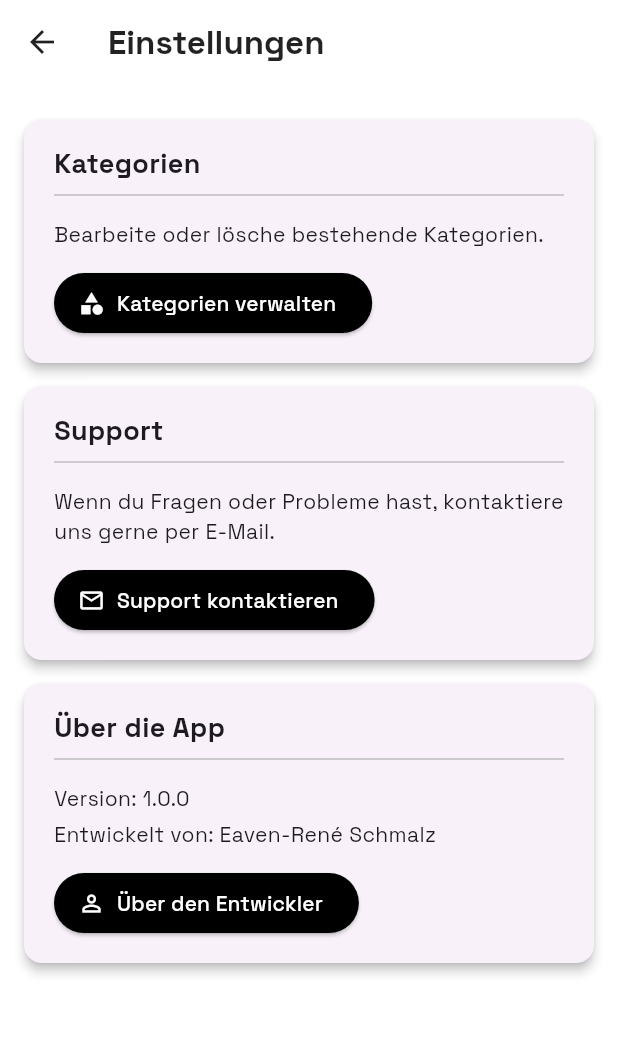
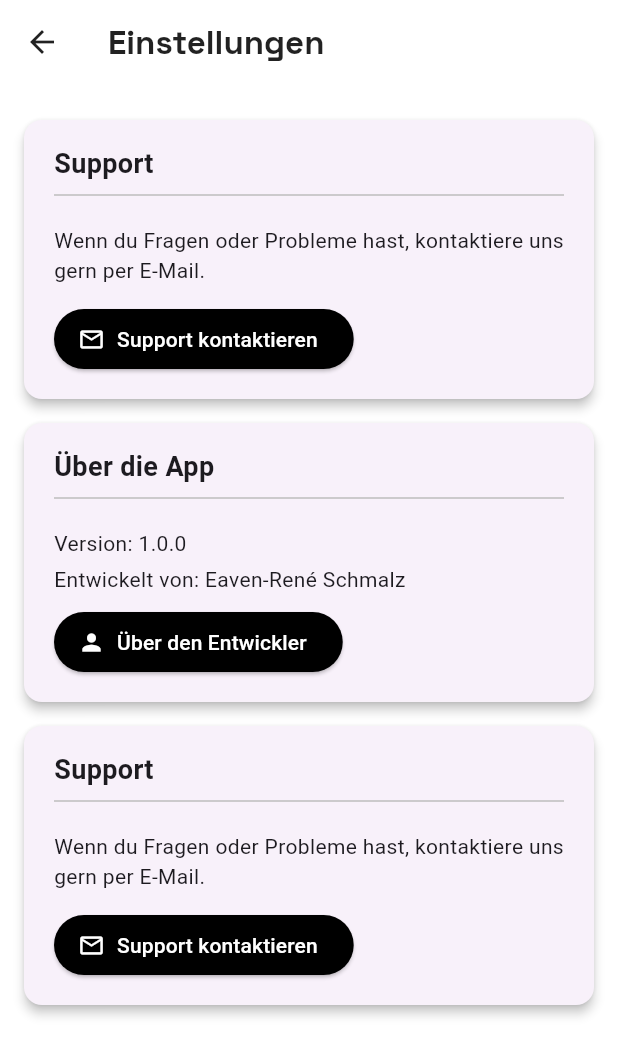
Before and after one commit to EavenCS/bookmarks_link_directory, a Flutter app: the Settings screen opened directly, on a phone screen of 412 x 824 dp. Shown: the top 1056 px of the screen. Run offline on Flutter 3.47's test engine with Material 3 defaults, Android fonts, the phone set to English and light mode, and no system bars; our stand-ins replace flutter_slidable, hive, hive_flutter; accounts and stored records are empty.

Commit message:
refactor: simplify settings page layout and update app bar design

```diff
--- a/lib/pages/settings.dart
+++ b/lib/pages/settings.dart
@@ -1,7 +1,5 @@
 import 'package:flutter/material.dart';
 import 'package:link_directory/pages/about_dev.dart';
-import 'package:link_directory/pages/manage_categories.dart';
-import 'package:link_directory/widgets/appbar.dart';
 import 'package:url_launcher/url_launcher.dart';
 
 class Settings extends StatefulWidget {
@@ -15,114 +13,86 @@ class _SettingsState extends State<Settings> {
   @override
   Widget build(BuildContext context) {
     return Scaffold(
-      appBar: const CustomAppBar(
-        title: "Einstellungen",
+      appBar: AppBar(
+        title: const Text(
+          "Einstellungen",
+          style: TextStyle(
+            fontFamily: "SpaceGrotesk",
+            fontWeight: FontWeight.bold,
+          ),
+        ),
+        foregroundColor: Colors.black87,
+        backgroundColor: Colors.white,
+        elevation: 0,
       ),
       backgroundColor: Colors.white,
       body: ListView(
         padding: const EdgeInsets.symmetric(vertical: 16),
         children: [
-          // 🔹 Kategorien-Verwaltung
           cardWidget([
             const Text(
-              "Kategorien",
-              style: TextStyle(
-                fontFamily: "SpaceGrotesk",
-                fontSize: 18,
-                fontWeight: FontWeight.bold,
-              ),
+              "Support",
+              style: TextStyle(fontSize: 18, fontWeight: FontWeight.bold),
             ),
             Divider(color: Colors.grey[400]),
-            const SizedBox(height: 8),
+
+            const SizedBox(height: 12),
             const Text(
-              "Bearbeite oder lösche bestehende Kategorien.",
-              style: TextStyle(fontFamily: "SpaceGrotesk"),
+              "Wenn du Fragen oder Probleme hast, kontaktiere uns gern per E-Mail.",
             ),
             const SizedBox(height: 12),
             ElevatedButton.icon(
-              onPressed: () {
-                Navigator.of(context).push(
-                  MaterialPageRoute(
-                    builder: (_) => const ManageCategoriesPage(),
-                  ),
-                );
-              },
-              icon: const Icon(Icons.category),
-              label: const Text(
-                "Kategorien verwalten",
-                style: TextStyle(fontFamily: "SpaceGrotesk"),
-              ),
+              onPressed: _sendSupportEmail,
+              icon: const Icon(Icons.mail_outline),
+              label: const Text("Support kontaktieren"),
               style: ElevatedButton.styleFrom(
                 backgroundColor: Colors.black,
                 foregroundColor: Colors.white,
               ),
             ),
           ]),
-
-          // 🔹 Support
           cardWidget([
             const Text(
-              "Support",
-              style: TextStyle(
-                fontFamily: "SpaceGrotesk",
-                fontSize: 18,
-                fontWeight: FontWeight.bold,
-              ),
+              "Über die App",
+              style: TextStyle(fontSize: 18, fontWeight: FontWeight.bold),
             ),
             Divider(color: Colors.grey[400]),
+            const SizedBox(height: 12),
+            const Text("Version: 1.0.0"),
+            const SizedBox(height: 4),
+            const Text("Entwickelt von: Eaven-René Schmalz"),
             const SizedBox(height: 8),
-            const Text(
-              "Wenn du Fragen oder Probleme hast, kontaktiere uns gerne per E-Mail.",
-              style: TextStyle(fontFamily: "SpaceGrotesk"),
-            ),
-            const SizedBox(height: 12),
+
             ElevatedButton.icon(
-              onPressed: _sendSupportEmail,
-              icon: const Icon(Icons.mail_outline),
-              label: const Text(
-                "Support kontaktieren",
-                style: TextStyle(fontFamily: "SpaceGrotesk"),
-              ),
+              onPressed: () {
+                Navigator.of(context).push(
+                  MaterialPageRoute(builder: (context) => const AboutDevPage()),
+                );
+              },
+              icon: const Icon(Icons.person),
+              label: const Text("Über den Entwickler"),
               style: ElevatedButton.styleFrom(
                 backgroundColor: Colors.black,
                 foregroundColor: Colors.white,
               ),
             ),
           ]),
-
-          // 🔹 Über die App
           cardWidget([
             const Text(
-              "Über die App",
-              style: TextStyle(
-                fontFamily: "SpaceGrotesk",
-                fontSize: 18,
-                fontWeight: FontWeight.bold,
-              ),
+              "Support",
+              style: TextStyle(fontSize: 18, fontWeight: FontWeight.bold),
             ),
             Divider(color: Colors.grey[400]),
-            const SizedBox(height: 8),
+
+            const SizedBox(height: 12),
             const Text(
-              "Version: 1.0.0",
-              style: TextStyle(fontFamily: "SpaceGrotesk"),
-            ),
-            const SizedBox(height: 4),
-            const Text(
-              "Entwickelt von: Eaven-René Schmalz",
-              style: TextStyle(fontFamily: "SpaceGrotesk"),
+              "Wenn du Fragen oder Probleme hast, kontaktiere uns gern per E-Mail.",
             ),
             const SizedBox(height: 12),
             ElevatedButton.icon(
-              onPressed: () {
-                Navigator.of(
-                  context,
-                ).push(MaterialPageRoute(builder: (_) => const AboutDevPage()));
-              },
-              icon: const Icon(Icons.person_outline),
-              label: const Text(
-                "Über den Entwickler",
-                style: TextStyle(fontFamily: "SpaceGrotesk"),
-              ),
+              onPressed: _sendSupportEmail,
+              icon: const Icon(Icons.mail_outline),
+              label: const Text("Support kontaktieren"),
               style: ElevatedButton.styleFrom(
                 backgroundColor: Colors.black,
                 foregroundColor: Colors.white,
@@ -134,12 +104,11 @@ class _SettingsState extends State<Settings> {
     );
   }
 
-  // 🔸 Support-E-Mail senden
   void _sendSupportEmail() async {
     final Uri emailLaunchUri = Uri(
       scheme: 'mailto',
       path: 'schmalze6@gmail.com',
-      queryParameters: {'subject': 'Supportanfrage zur App'},
+      query: Uri.encodeFull('subject=Supportanfrage zur App'),
     );
 
     if (await canLaunchUrl(emailLaunchUri)) {
@@ -156,7 +125,7 @@ class _SettingsState extends State<Settings> {
   }
 }
 
-// 🔸 Wiederverwendbare Card-Funktion
+// Wiederverwendbare Card-Funktion
 Widget cardWidget(List<Widget> children) {
   return Card(
     margin: const EdgeInsets.symmetric(horizontal: 16, vertical: 8),
```
Also changed, not shown: lib/homepage.dart (+0 -20 lines), lib/widgets/elevatedbtn.dart (added, +24 -0 lines).
